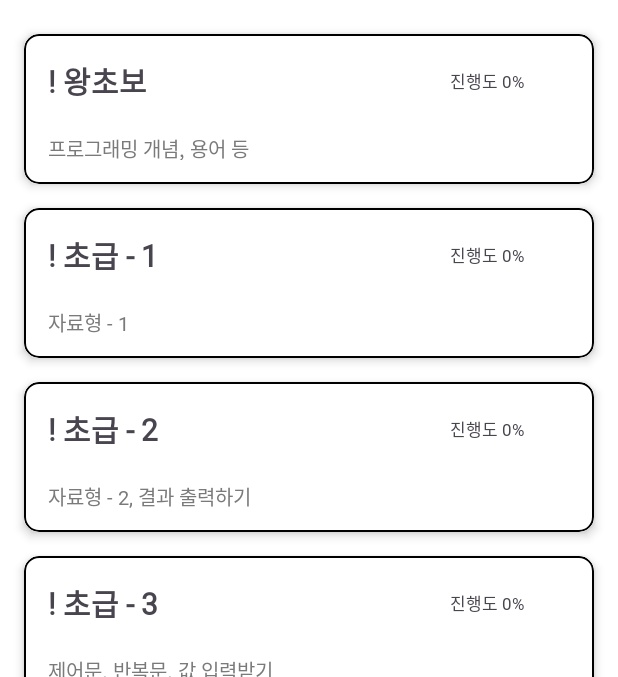
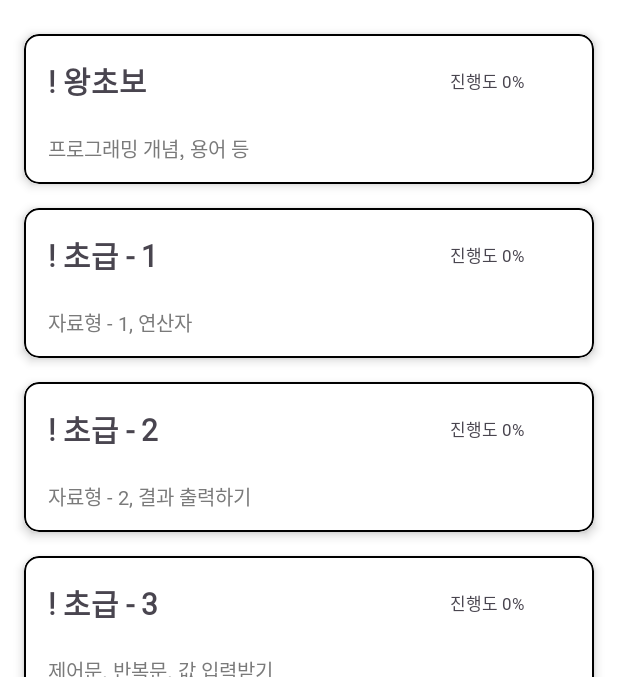
Before and after one commit to SchoolMembers/freeCode, an Android app: the screen it shows after launch (MainActivity), on a phone screen of 412 x 824 dp, the part 62-739 px from its top. Run offline under Robolectric (Android 15) with nearby library versions, the phone set to English and light mode, and no system bars.

Commit message:
[docs] string 수정

```diff
--- a/app/src/main/res/values/strings.xml
+++ b/app/src/main/res/values/strings.xml
@@ -27,7 +27,7 @@
     <string name="step10">! 고급 - 3</string>
     <string name="step_run">진행도 0%</string>
     <string name="step1_des">프로그래밍 개념, 용어 등</string>
-    <string name="step2_des">자료형 - 1</string>
+    <string name="step2_des">자료형 - 1, 연산자</string>
     <string name="step3_des">자료형 - 2, 결과 출력하기</string>
     <string name="step4_des">제어문, 반복문, 값 입력받기</string>
     <string name="step5_des">내장 함수</string>
```
